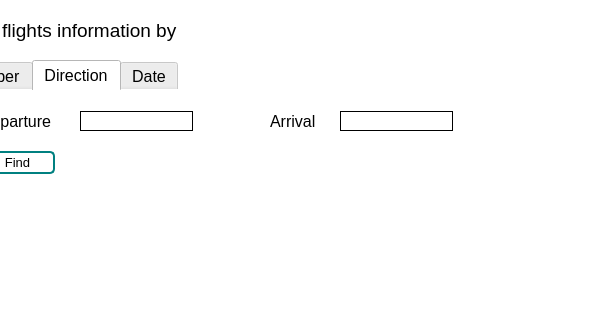
This is design.ui in zagorboda/Coursework as Qt 5 draws it before an edit; both pictures show x 210 to 800 and y 0 to 320 of the 800 by 500 pixel window. The edited form follows.
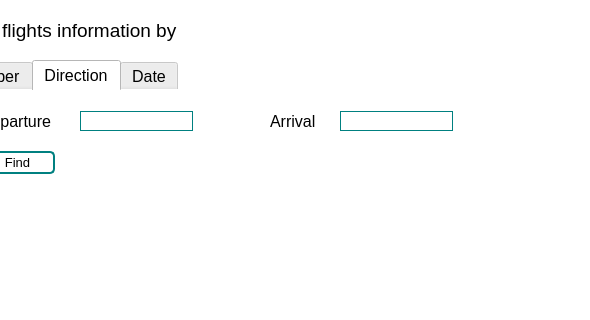
This is the edited form. The open tabs and pages were chosen to show the change.

Commit message: Adjust design.Bugfix

Diff of the .ui file:
```diff
--- a/design.ui
+++ b/design.ui
@@ -424,7 +424,7 @@
           </rect>
          </property>
          <property name="styleSheet">
-          <string notr="true">border:1px solid;</string>
+          <string notr="true">border:1px solid teal;</string>
          </property>
         </widget>
         <widget class="QPushButton" name="find_info_direction_btn">
@@ -513,7 +513,7 @@
           </rect>
          </property>
          <property name="styleSheet">
-          <string notr="true">border:1px solid;</string>
+          <string notr="true">border:1px solid teal;</string>
          </property>
         </widget>
         <widget class="QLabel" name="find_direction_error">
```
Left out of the diff: 22 changed lines with no effect on the pictures. The commit also changes 4 other files.
